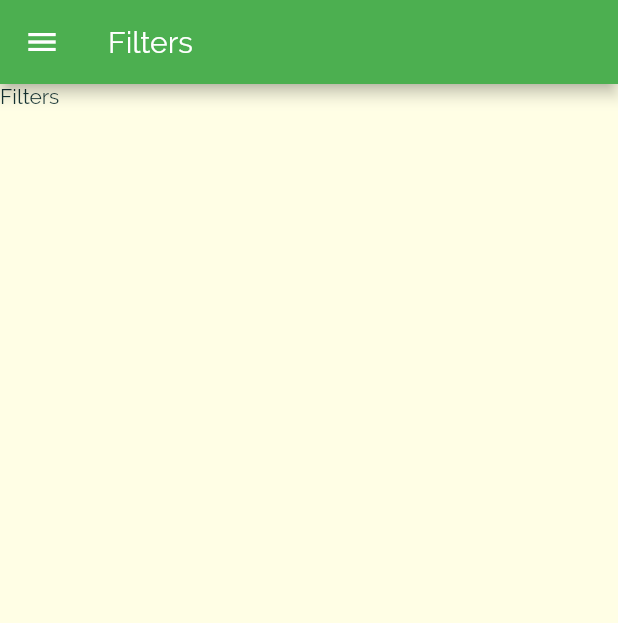
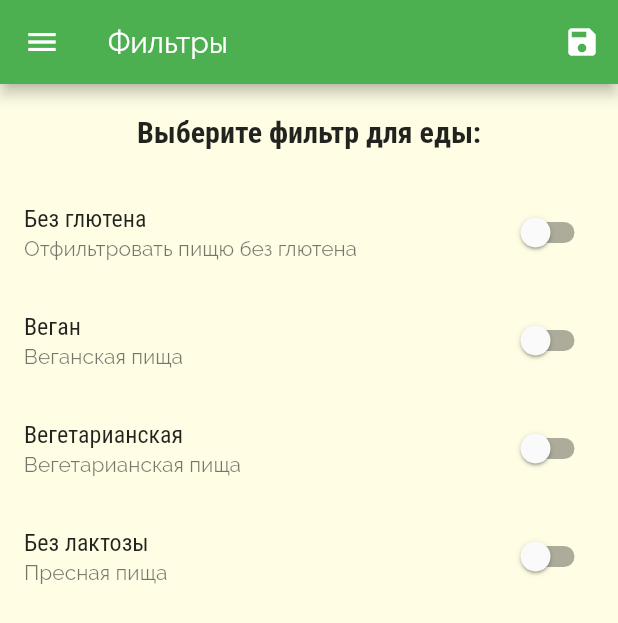
Before and after one commit to coder2k4/flutter_meals, a Flutter app: the FiltersScreen screen opened by its route, on a phone screen of 412 x 824 dp. Shown: the top 623 px of the screen. Run offline on Flutter 3.47's test engine with Material 2 defaults, Android fonts, the phone set to English and light mode, and no system bars.

Commit message:
filter complete

```diff
--- a/lib/main.dart
+++ b/lib/main.dart
@@ -1,15 +1,47 @@
 import 'package:flutter/material.dart';
+import 'package:flutter_meals/dummy_data.dart';
 import 'package:flutter_meals/screens/category_meals_screen.dart';
 import 'package:flutter_meals/screens/filters_screen.dart';
 import 'package:flutter_meals/screens/meal_detail_screen.dart';
 import 'package:flutter_meals/screens/tabs_screen.dart';
 
+import 'models/meal.dart';
+
 void main() {
   runApp(MyApp());
 }
 
-class MyApp extends StatelessWidget {
+class MyApp extends StatefulWidget {
   // This widget is the root of your application.
+  @override
+  _MyAppState createState() => _MyAppState();
+}
+
+class _MyAppState extends State<MyApp> {
+  Map<String, bool> _filters = {
+    'gluten': false,
+    'lactose': false,
+    'vega': false,
+    'vegetarian': false,
+  };
+
+  List<Meal> _availableMeals = DUMMY_MEALS;
+
+  void _setFilters(Map<String, bool> filterData) {
+    setState(() {
+      _filters = filterData;
+
+      _availableMeals = DUMMY_MEALS.where((meal) {
+        if (_filters['gluten'] && !meal.isGlutenFree) return false;
+        if (_filters['lactose'] && !meal.isLactoseFree) return false;
+        if (_filters['vega'] && !meal.isVegan) return false;
+        if (_filters['vegetarian'] && !meal.isVegetarian) return false;
+
+        return true;
+      }).toList();
+    });
+  }
+
   @override
   Widget build(BuildContext context) {
     return MaterialApp(
@@ -38,9 +70,14 @@ class MyApp extends StatelessWidget {
       // initialRoute: '/',
       routes: {
         // '/' : (context) => CategoryMealsScreen(),
-        CategoryMealsScreen.routeName: (context) => CategoryMealsScreen(),
+        CategoryMealsScreen.routeName: (context) => CategoryMealsScreen(
+              availableMeals: _availableMeals,
+            ),
         MealDetailScreen.routeName: (context) => MealDetailScreen(),
-        FiltersScreen.routeName: (context) => FiltersScreen(),
+        FiltersScreen.routeName: (context) => FiltersScreen(
+              saveFilters: _setFilters,
+              filters: _filters,
+            ),
       },
       onGenerateRoute: (settings) {
         print(settings.arguments);
--- a/lib/screens/category_meals_screen.dart
+++ b/lib/screens/category_meals_screen.dart
@@ -5,6 +5,10 @@ import 'package:flutter_meals/widgets/meal_item.dart';
 
 class CategoryMealsScreen extends StatefulWidget {
   static const routeName = '/category-meals';
+
+  final List<Meal> availableMeals;
+
+  const CategoryMealsScreen({Key key, this.availableMeals}) : super(key: key);
 
   @override
   _CategoryMealsScreenState createState() => _CategoryMealsScreenState();
@@ -35,7 +39,7 @@ class _CategoryMealsScreenState extends State<CategoryMealsScreen> {
       // final categoryId = routeArgs['id'];
       categoryTitle = routeArgs['title'];
       final categoryId = routeArgs['id'];
-      categoryMeal = DUMMY_MEALS
+      categoryMeal = widget.availableMeals
           .where((meal) => meal.categories.contains(categoryId))
           .toList();
       _loadedData = true;
--- a/lib/screens/filters_screen.dart
+++ b/lib/screens/filters_screen.dart
@@ -1,18 +1,124 @@
 import 'package:flutter/material.dart';
 import 'package:flutter_meals/widgets/main_drawer.dart';
 
-class FiltersScreen extends StatelessWidget {
+class FiltersScreen extends StatefulWidget {
+  static const routeName = '/filters';
 
-  static const routeName = '/filters';
+  final Function saveFilters;
+  final Map<String, bool> filters;
+
+  const FiltersScreen({Key key, this.saveFilters, this.filters})
+      : super(key: key);
+
+  @override
+  _FiltersScreenState createState() => _FiltersScreenState();
+}
+
+class _FiltersScreenState extends State<FiltersScreen> {
+  bool _glutenFree = false;
+  bool _vegan = false;
+  bool _vegetarian = false;
+  bool _lactoseFree = false;
+
+  @override
+  initState() {
+    _glutenFree = widget.filters['gluten'];
+    _vegan = widget.filters['vega'];
+    _vegetarian = widget.filters['vegetarian'];
+    _lactoseFree = widget.filters['lactose'];
+
+    super.initState();
+  }
+
+  Widget _buildSwitchListTile(
+      {String title, String subtitle, dynamic filter, Function changeState}) {
+    return SwitchListTile(
+      value: filter,
+      onChanged: changeState,
+      title: Text(title),
+      subtitle: Text(subtitle),
+    );
+  }
 
   @override
   Widget build(BuildContext context) {
     return Scaffold(
       appBar: AppBar(
-        title: Text('Filters'),
+        title: Text('Фильтры'),
+        actions: [
+          IconButton(
+            icon: Icon(Icons.save),
+            onPressed: () {
+              final selectedFilters = {
+                'gluten': _glutenFree,
+                'lactose': _lactoseFree,
+                'vega': _vegan,
+                'vegetarian': _vegetarian,
+              };
+
+              widget.saveFilters(selectedFilters);
+            },
+          )
+        ],
       ),
       drawer: MainDrawer(),
-      body: Text('Filters'),
+      body: Column(
+        children: [
+          Container(
+            padding: EdgeInsets.all(20),
+            child: Text(
+              'Выберите фильтр для еды:',
+              style: Theme.of(context).textTheme.headline6,
+            ),
+          ),
+          Expanded(
+            child: ListView(
+              children: [
+                _buildSwitchListTile(
+                  title: 'Без глютена',
+                  subtitle: 'Отфильтровать пищю без глютена',
+                  filter: this._glutenFree,
+                  changeState: (newValue) {
+                    setState(() {
+                      _glutenFree = newValue;
+                    });
+                  },
+                ),
+                _buildSwitchListTile(
+                  title: 'Веган',
+                  subtitle: 'Веганская пища',
+                  filter: this._vegan,
+                  changeState: (newValue) {
+                    setState(() {
+                      _vegan = newValue;
+                    });
+                  },
+                ),
+                _buildSwitchListTile(
+                  title: 'Вегетарианская',
+                  subtitle: 'Вегетарианская пища',
+                  filter: this._vegetarian,
+                  changeState: (newValue) {
+                    setState(() {
+                      _vegetarian = newValue;
+                    });
+                  },
+                ),
+                _buildSwitchListTile(
+                  title: 'Без лактозы',
+                  subtitle: 'Пресная пища',
+                  filter: this._lactoseFree,
+                  changeState: (newValue) {
+                    setState(() {
+                      _lactoseFree = newValue;
+                    });
+                  },
+                ),
+              ],
+            ),
+          )
+        ],
+      ),
     );
   }
 }
```
